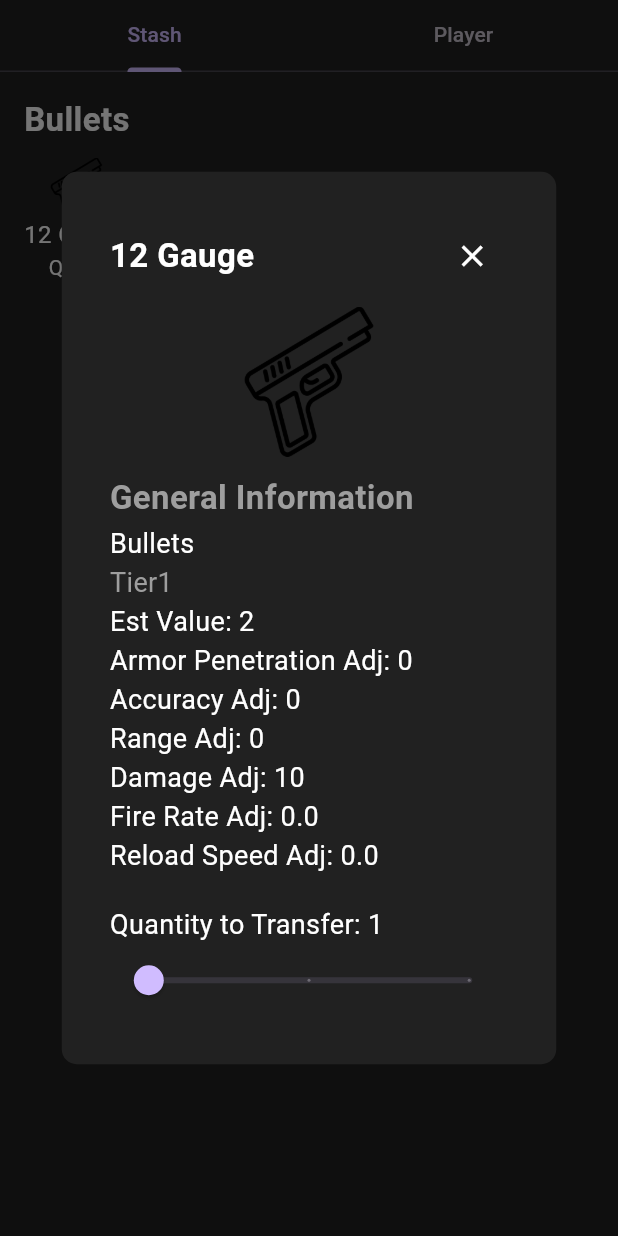
After one commit to alcheeee/LazyExtraction-Backend, a Flutter app: the InventoryScreen screen opened directly, after a tap on "12 Gauge", on a phone screen of 412 x 824 dp. The commit adds this screen. Run offline on Flutter 3.47's test engine with Material 3 defaults, Android fonts, the phone set to English and light mode, and no system bars.

Commit message:
CHANGE LOG 0.1.2646:
- Many many improvements to the frontend.

- Working stash/player inventory

- Added functionality such as equipping/transferring items (not yet incorporated with my API)

- Still ugly but hey, I'm not a frontend developer!

TODO:

Game Systems -
- User info getter <- ✔

- Randomly generated "Rooms"
 - item in_stash checks! <- ✔

- Combat system (Will be very complicated, take slow) <- Early

- Weapon Attachment system <- Early

UI -
- General Format and functionality
 - Raid
 - User info
 - Market
 - Items and item info

- Styling (not yet)
- UX and flow (not yet)

```diff
--- a/rpg_ui/lib/models/user_inventory.dart
+++ b/rpg_ui/lib/models/user_inventory.dart
@@ -1,26 +1,73 @@
-import 'package:flutter/material.dart';
+// lib/models/user_inventory.dart
 
 class Inventory {
-  final int bank;
-  final int energy;
-  final int currentWeight;
-  final List<InventoryItem> items;
+  List<InventoryItem> items;
+  InventoryItem? _equippedWeapon;
+  InventoryItem? _equippedHelmet;
+  InventoryItem? _equippedChest;
+  InventoryItem? _equippedLegs;
+  int bank;
+  int energy;
+  double currentWeight;
 
   Inventory({
+    required this.items,
+    InventoryItem? equippedWeapon,
+    InventoryItem? equippedHelmet,
+    InventoryItem? equippedChest,
+    InventoryItem? equippedLegs,
     required this.bank,
     required this.energy,
     required this.currentWeight,
-    required this.items,
-  });
+  })  : _equippedWeapon = equippedWeapon,
+        _equippedHelmet = equippedHelmet,
+        _equippedChest = equippedChest,
+        _equippedLegs = equippedLegs;
 
+  // Define setters for the equipped items
+  set equippedWeapon(InventoryItem? item) {
+    _equippedWeapon = item;
+  }
+
+  set equippedHelmet(InventoryItem? item) {
+    _equippedHelmet = item;
+  }
+
+  set equippedChest(InventoryItem? item) {
+    _equippedChest = item;
+  }
+
+  set equippedLegs(InventoryItem? item) {
+    _equippedLegs = item;
+  }
+
+  // Define getters for the equipped items
+  InventoryItem? get equippedWeapon => _equippedWeapon;
+  InventoryItem? get equippedHelmet => _equippedHelmet;
+  InventoryItem? get equippedChest => _equippedChest;
+  InventoryItem? get equippedLegs => _equippedLegs;
+
+  // Define fromJson method
   factory Inventory.fromJson(Map<String, dynamic> json) {
     return Inventory(
+      items: (json['user-inventory'] as List<dynamic>)
+          .map((item) => InventoryItem.fromJson(item))
+          .toList(),
+      equippedWeapon: json['equipped_weapon'] != null
+          ? InventoryItem.fromJson(json['equipped_weapon'])
+          : null,
+      equippedHelmet: json['equipped_helmet'] != null
+          ? InventoryItem.fromJson(json['equipped_helmet'])
+          : null,
+      equippedChest: json['equipped_chest'] != null
+          ? InventoryItem.fromJson(json['equipped_chest'])
+          : null,
+      equippedLegs: json['equipped_legs'] != null
+          ? InventoryItem.fromJson(json['equipped_legs'])
+          : null,
       bank: json['bank'] ?? 0,
       energy: json['energy'] ?? 0,
-      currentWeight: json['currentWeight'] ?? 0,
-      items: (json['user-inventory'] as List)
-          .map((item) => InventoryItem.fromJson(item))
-          .toList(),
+      currentWeight: (json['currentWeight'] ?? 0).toDouble(),
     );
   }
 }
@@ -32,7 +79,7 @@ class InventoryItem {
   final int itemId;
   final bool inStash;
   final double weight;
-  final int quantity;
+  int quantity;
   final int inventoryId;
 
   InventoryItem({
@@ -63,6 +110,40 @@ class InventoryItem {
 final Map<String, dynamic> sampleJson = {
   "status": "success",
   "message": "",
+  "bank": 1000,
+  "energy": 100,
+  "currentWeight": 0,
+  "equipped_helmet": {
+    "id": 10,
+    "item_name": "Tactical Helmet",
+    "category": "Armor",
+    "item_id": 30,
+    "in_stash": false,
+    "weight": 1.5,
+    "quantity": 1,
+    "inventory_id": 1,
+  },
+  "equipped_chest": {
+    "id": 11,
+    "item_name": "Heavy Duty Vest",
+    "category": "Armor",
+    "item_id": 31,
+    "in_stash": false,
+    "weight": 3.0,
+    "quantity": 1,
+    "inventory_id": 1,
+  },
+  "equipped_legs": null,
+  "equipped_weapon": {
+    "id": 13,
+    "item_name": "M4A1 Carbine",
+    "category": "Weapon",
+    "item_id": 33,
+    "in_stash": false,
+    "weight": 3.5,
+    "quantity": 1,
+    "inventory_id": 1,
+  },
   "user-inventory": [
     {
       "in_stash": false,
--- a/rpg_ui/lib/screens/base_screen.dart
+++ b/rpg_ui/lib/screens/base_screen.dart
@@ -5,6 +5,7 @@ import 'profile_screen.dart';
 import 'main_screen.dart';
 import 'raid_screen.dart';
 import 'raid_selection_screen.dart';
+import 'inventory_screen.dart';
 
 class BaseScreen extends StatefulWidget {
   const BaseScreen({super.key});
@@ -80,7 +81,7 @@ class _BaseScreenState extends State<BaseScreen> {
             MainScreen(onNavigate: _onItemTapped), // Safe-House icon
             MainScreen(onNavigate: _onItemTapped), // Search icon
             inRaid ? RaidScreen(onExtract: extract) : RaidSelectionScreen(onStartRaid: startRaid), // Middle icon
-            MainScreen(onNavigate: _onItemTapped), // Notifications icon
+            InventoryScreen(inventory: exampleInventory),
             ProfileScreen(stats: exampleUserStats, inventory: exampleInventory), // Profile icon
           ],
         ),
@@ -95,7 +96,7 @@ class _BaseScreenState extends State<BaseScreen> {
                 buildNavBarItem(Icons.home, 0, isDisabled: inRaid), // Safe-House icon
                 buildNavBarItem(Icons.search, 1, isDisabled: inRaid), // Search icon
                 const SizedBox(width: 80.0), // Space for the middle button
-                buildNavBarItem(Icons.notifications, 3, isDisabled: inRaid), // Notifications icon
+                buildNavBarItem(Icons.backpack, 3, isDisabled: inRaid), // Backpack icon
                 buildNavBarItem(Icons.person, 4, isDisabled: inRaid), // Profile icon
               ],
             ),
--- /dev/null
+++ b/rpg_ui/lib/screens/inventory_screen.dart
@@ -0,0 +1,295 @@
+import 'package:flutter/material.dart';
+import '../models/user_inventory.dart';
+import '../utils/inventory_utils.dart';
+import '../widgets/item_details_widget.dart';
+import '../item_data/item_utils.dart';
+
+class InventoryScreen extends StatefulWidget {
+  final Inventory inventory;
+
+  const InventoryScreen({super.key, required this.inventory});
+
+  @override
+  _InventoryScreenState createState() => _InventoryScreenState();
+}
+
+class _InventoryScreenState extends State<InventoryScreen> with SingleTickerProviderStateMixin {
+  late TabController _tabController;
+
+  @override
+  void initState() {
+    super.initState();
+    _tabController = TabController(length: 2, vsync: this);
+  }
+
+  void showItemDetailsPopup(InventoryItem item) {
+    showDialog(
+      context: context,
+      builder: (BuildContext context) {
+        return Dialog(
+          backgroundColor: Colors.grey[900],
+          shape: RoundedRectangleBorder(
+            borderRadius: BorderRadius.circular(10),
+          ),
+          child: Container(
+            constraints: BoxConstraints(maxWidth: MediaQuery.of(context).size.width * 0.8),
+            padding: const EdgeInsets.all(16.0),
+            child: ItemDetailWidget(
+              itemName: item.itemName,
+              maxQuantity: item.quantity,
+              onTransfer: (quantity) {
+                Navigator.of(context).pop(); // Close the dialog
+                _transferItem(item, quantity); // Pass the quantity to transfer
+              },
+              actions: [
+                if (item.category == 'Weapon' || item.category == 'Armor') ...[
+                  TextButton(
+                    onPressed: () {
+                      _equipItem(item);
+                    },
+                    child: const Text('Equip'),
+                  ),
+                ],
+                if (!item.inStash) ...[
+                  TextButton(
+                    onPressed: () {
+                      _unequipItem(item);
+                    },
+                    child: const Text('Unequip'),
+                  ),
+                ],
+              ],
+            ),
+          ),
+        );
+      },
+    );
+  }
+
+  void _transferItem(InventoryItem item, int quantity) {
+    setState(() {
+      final newStatus = !item.inStash;
+      final updatedItems = <InventoryItem>[];
+
+      for (var i in widget.inventory.items) {
+        if (i.id == item.id) {
+          if (i.quantity > quantity) {
+            updatedItems.add(InventoryItem(
+              id: i.id,
+              itemName: i.itemName,
+              category: i.category,
+              itemId: i.itemId,
+              inStash: newStatus,
+              weight: i.weight,
+              quantity: quantity,
+              inventoryId: i.inventoryId,
+            ));
+            updatedItems.add(InventoryItem(
+              id: i.id,
+              itemName: i.itemName,
+              category: i.category,
+              itemId: i.itemId,
+              inStash: i.inStash,
+              weight: i.weight,
+              quantity: i.quantity - quantity,
+              inventoryId: i.inventoryId,
+            ));
+          } else {
+            updatedItems.add(InventoryItem(
+              id: i.id,
+              itemName: i.itemName,
+              category: i.category,
+              itemId: i.itemId,
+              inStash: newStatus,
+              weight: i.weight,
+              quantity: i.quantity,
+              inventoryId: i.inventoryId,
+            ));
+          }
+        } else {
+          updatedItems.add(i);
+        }
+      }
+
+      widget.inventory.items.clear();
+      widget.inventory.items.addAll(updatedItems);
+    });
+  }
+
+  void _equipItem(InventoryItem item) {
+    setState(() {
+      switch (item.category) {
+        case 'Weapon':
+          widget.inventory.equippedWeapon = item;
+          break;
+        case 'Armor':
+          if (item.itemName.contains('Helmet')) {
+            widget.inventory.equippedHelmet = item;
+          } else if (item.itemName.contains('Chest')) {
+            widget.inventory.equippedChest = item;
+          } else if (item.itemName.contains('Legs')) {
+            widget.inventory.equippedLegs = item;
+          }
+          break;
+        default:
+          break;
+      }
+
+      if (item.quantity > 1) {
+        item.quantity -= 1;
+      } else {
+        widget.inventory.items.remove(item);
+      }
+    });
+    print('Equipped ${item.itemName}');
+  }
+
+  void _unequipItem(InventoryItem item) {
+    setState(() {
+      switch (item.category) {
+        case 'Weapon':
+          widget.inventory.equippedWeapon = null;
+          break;
+        case 'Armor':
+          if (item.itemName.contains('Helmet')) {
+            widget.inventory.equippedHelmet = null;
+          } else if (item.itemName.contains('Chest')) {
+            widget.inventory.equippedChest = null;
+          } else if (item.itemName.contains('Legs')) {
+            widget.inventory.equippedLegs = null;
+          }
+          break;
+        default:
+          break;
+      }
+
+      final existingItem = widget.inventory.items.firstWhere(
+        (i) => i.id == item.id,
+        orElse: () => InventoryItem(
+          id: item.id,
+          itemName: item.itemName,
+          category: item.category,
+          itemId: item.itemId,
+          inStash: item.inStash,
+          weight: item.weight,
+          quantity: 0,
+          inventoryId: item.inventoryId,
+        ),
+      );
+
+      if (existingItem.quantity > 0) {
+        existingItem.quantity += 1;
+      } else {
+        widget.inventory.items.add(item);
+      }
+    });
+    print('Unequipped ${item.itemName}');
+  }
+
+  @override
+  Widget build(BuildContext context) {
+    final stashItems = widget.inventory.items.where((item) => item.inStash).toList();
+    final playerItems = widget.inventory.items.where((item) => !item.inStash).toList();
+
+    return Scaffold(
+      appBar: TabBar(
+        controller: _tabController,
+        tabs: const [
+          Tab(text: 'Stash'),
+          Tab(text: 'Player'),
+        ],
+      ),
+      body: TabBarView(
+        controller: _tabController,
+        children: [
+          buildInventoryList(context, stashItems, 'Stash'),
+          buildPlayerInventoryList(context, playerItems),
+        ],
+      ),
+    );
+  }
+
+  Widget buildInventoryList(BuildContext context, List<InventoryItem> items, String title) {
+    if (items.isEmpty) {
+      return Center(child: Text('No items in $title'));
+    }
+    final categorizedItems = InventoryUtils.sortItemsByCategory(items) ?? {};
+
+    return ListView(
+      padding: const EdgeInsets.all(16.0),
+      children: categorizedItems.entries.map((entry) {
+        return InventoryUtils.buildCategorySection(context, entry.key, entry.value, showItemDetailsPopup);
+      }).toList(),
+    );
+  }
+
+  Widget buildPlayerInventoryList(BuildContext context, List<InventoryItem> items) {
+    final equipment = {
+      'Helmet': widget.inventory.equippedHelmet,
+      'Chest': widget.inventory.equippedChest,
+      'Legs': widget.inventory.equippedLegs,
+      'Weapon': widget.inventory.equippedWeapon,
+    };
+
+    return Column(
+      children: [
+        ExpansionTile(
+          title: const Text('Equipment', style: TextStyle(fontSize: 22, fontWeight: FontWeight.bold)),
+          children: [
+            Center(
+              child: Column(
+                children: [
+                  equipmentSlot(context, 'Helmet', equipment['Helmet']),
+                  const SizedBox(height: 10),
+                  Row(
+                    mainAxisAlignment: MainAxisAlignment.center,
+                    children: [
+                      equipmentSlot(context, 'Weapon', equipment['Weapon']),
+                      const SizedBox(width: 20),
+                      equipmentSlot(context, 'Chest', equipment['Chest']),
+                    ],
+                  ),
+                  const SizedBox(height: 10),
+                  equipmentSlot(context, 'Legs', equipment['Legs']),
+                ],
+              ),
+            ),
+          ],
+        ),
+        const SizedBox(height: 20),
+        const Divider(),
+        Expanded(
+          child: buildInventoryList(context, items, 'Player Inventory'),
+        ),
+      ],
+    );
+  }
+
+  Widget equipmentSlot(BuildContext context, String slotName, InventoryItem? item) {
+    return GestureDetector(
+      onTap: () {
+        if (item != null) {
+          showItemDetailsPopup(item);
+        }
+      },
+      child: Column(
+        children: [
+          Container(
+            width: 60, // Reduced size
+            height: 60, // Reduced size
+            decoration: BoxDecoration(
+              color: Colors.grey[800],
+              borderRadius: BorderRadius.circular(10),
+              border: Border.all(color: Colors.white, width: 2),
+            ),
+            child: item != null
+                ? Image.asset(getItemByName(item.itemName)?['texture'] ?? 'assets/items/placeholder_item.png')
+                : Center(child: Text(slotName, style: const TextStyle(color: Colors.white))),
+          ),
+          const SizedBox(height: 5),
+          Text(slotName, style: const TextStyle(fontSize: 14, color: Colors.white)), // Smaller font size
+        ],
+      ),
+    );
+  }
+}
--- a/rpg_ui/lib/utils/inventory_utils.dart
+++ b/rpg_ui/lib/utils/inventory_utils.dart
@@ -13,15 +13,10 @@ class InventoryUtils {
       categorizedItems[item.category]!.add(item);
     }
 
-    // Log categorized items
-    categorizedItems.forEach((category, items) {
-      print('Category: $category, Items: ${items.map((e) => e.itemName).toList()}');
-    });
-
     return categorizedItems;
   }
 
-  static Widget buildCategorySection(BuildContext context, String category, List<InventoryItem> items, Function showItemDetailsPopup) {
+  static Widget buildCategorySection(BuildContext context, String category, List<InventoryItem> items, Function(InventoryItem) showItemDetailsPopup) {
     return Column(
       crossAxisAlignment: CrossAxisAlignment.start,
       children: [
@@ -36,12 +31,9 @@ class InventoryUtils {
           children: items.map((item) {
             final itemDetails = getItemByName(item.itemName);
 
-            // Log item details fetching
-            print('Fetching details for: ${item.itemName}, Details: $itemDetails');
-
             return GestureDetector(
               onTap: () {
-                showItemDetailsPopup(context, item.itemName);
+                showItemDetailsPopup(item);
               },
               child: Column(
                 children: [
--- a/rpg_ui/lib/widgets/item_details_widget.dart
+++ b/rpg_ui/lib/widgets/item_details_widget.dart
@@ -1,19 +1,38 @@
 import 'package:flutter/material.dart';
 import '../item_data/item_utils.dart';
 
-class ItemDetailWidget extends StatelessWidget {
+class ItemDetailWidget extends StatefulWidget {
   final String itemName;
   final List<Widget> actions;
+  final int? maxQuantity;
+  final Function(int quantity)? onTransfer;
 
   const ItemDetailWidget({
     required this.itemName,
     this.actions = const [],
+    this.maxQuantity,
+    this.onTransfer,
     super.key,
   });
 
   @override
+  _ItemDetailWidgetState createState() => _ItemDetailWidgetState();
+}
+
+class _ItemDetailWidgetState extends State<ItemDetailWidget> {
+  int _currentQuantity = 1;
+
+  @override
+  void initState() {
+    super.initState();
+    if (widget.maxQuantity != null && widget.maxQuantity! > 0) {
+      _currentQuantity = 1;
+    }
+  }
+
+  @override
   Widget build(BuildContext context) {
-    final item = getItemByName(itemName);
+    final item = getItemByName(widget.itemName);
 
     if (item == null) {
       return const Center(
@@ -179,11 +198,26 @@ class ItemDetailWidget extends StatelessWidget {
           Text('Est Value: ${item['quick_sell']}', style: const TextStyle(fontSize: 18, color: Colors.white)),
           ...getItemDetails(item['category']),
           const SizedBox(height: 20),
-          if (actions.isNotEmpty) ...[
+          if (widget.maxQuantity != null && widget.maxQuantity! > 1) ...[
+            Text('Quantity to Transfer: $_currentQuantity', style: const TextStyle(fontSize: 18, color: Colors.white)),
+            Slider(
+              value: _currentQuantity.toDouble(),
+              min: 1,
+              max: widget.maxQuantity!.toDouble(),
+              divisions: (widget.maxQuantity! - 1) > 0 ? widget.maxQuantity! - 1 : 1,
+              label: '$_currentQuantity',
+              onChanged: (value) {
+                setState(() {
+                  _currentQuantity = value.toInt();
+                });
+              },
+            ),
+          ],
+          if (widget.actions.isNotEmpty) ...[
             const Divider(color: Colors.white),
             ButtonBar(
               alignment: MainAxisAlignment.end,
-              children: actions,
+              children: widget.actions,
             ),
           ],
         ],
```
Also changed, not shown: rpg_ui/lib/screens/profile_screen.dart (+14 -47 lines), rpg_ui/assets/rooms/regular_room_one.jpg (added), rpg_ui/assets/rooms/regular_room_two.jpg (added), 4 other files.
